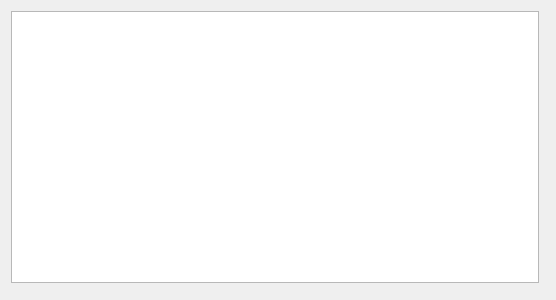
The window that framework/dlgcrud.ui (tbikfalvi/Belenus) describes before a commit, drawn with Qt 5.
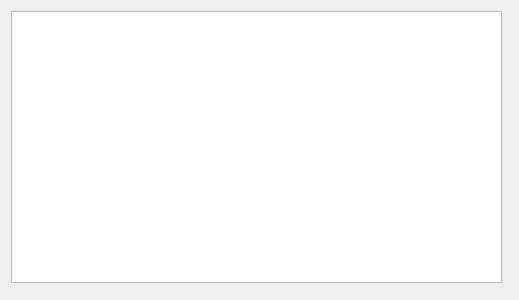
The same window after the commit.

```diff
--- a/framework/dlgcrud.ui
+++ b/framework/dlgcrud.ui
@@ -6,7 +6,7 @@
    <rect>
     <x>0</x>
     <y>0</y>
-    <width>556</width>
+    <width>519</width>
     <height>300</height>
    </rect>
   </property>
```
Left out of the diff: 32 changed lines with no effect on the pictures.
